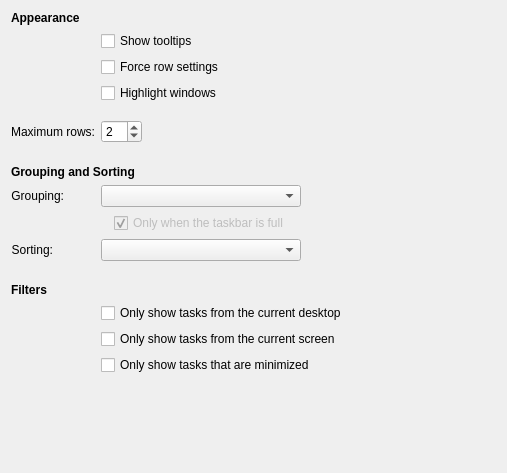
Above: plasma/desktop/applets/tasks/tasksConfig.ui from mgottschlag/kwin-tiling before the change. Below: the same form after it.
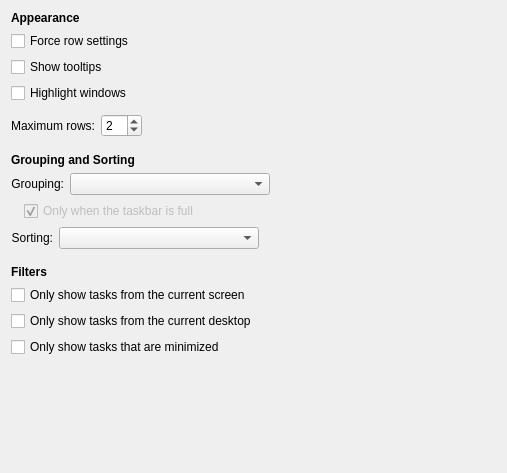
That is the form after the change. Custom widgets are drawn as their Qt base class.

Commit message: Save screen space

Patch:
```diff
--- a/plasma/desktop/applets/tasks/tasksConfig.ui
+++ b/plasma/desktop/applets/tasks/tasksConfig.ui
@@ -10,22 +10,42 @@
     <height>473</height>
    </rect>
   </property>
-  <layout class="QFormLayout" name="formLayout">
-   <item row="4" column="1">
+  <layout class="QVBoxLayout" name="verticalLayout">
+   <item>
+    <widget class="QLabel" name="label_5">
+     <property name="font">
+      <font>
+       <weight>75</weight>
+       <bold>true</bold>
+      </font>
+     </property>
+     <property name="text">
+      <string>Appearance</string>
+     </property>
+    </widget>
+   </item>
+   <item>
     <widget class="QCheckBox" name="fillRows">
      <property name="text">
       <string>Force row settings</string>
      </property>
     </widget>
    </item>
-   <item row="6" column="1">
+   <item>
+    <widget class="QCheckBox" name="showTooltip">
+     <property name="text">
+      <string>Show tooltips</string>
+     </property>
+    </widget>
+   </item>
+   <item>
     <widget class="QCheckBox" name="highlightWindows">
      <property name="text">
       <string>Highlight windows</string>
      </property>
     </widget>
    </item>
-   <item row="7" column="1">
+   <item>
     <spacer name="verticalSpacer_6">
      <property name="orientation">
       <enum>Qt::Vertical</enum>
@@ -41,8 +61,21 @@
      </property>
     </spacer>
    </item>
-   <item row="9" column="1">
+   <item>
     <layout class="QHBoxLayout" name="horizontalLayout">
+     <item>
+      <widget class="QLabel" name="label_3">
+       <property name="text">
+        <string>Maximum rows:</string>
+       </property>
+       <property name="alignment">
+        <set>Qt::AlignRight|Qt::AlignTrailing|Qt::AlignVCenter</set>
+       </property>
+       <property name="buddy">
+        <cstring>maxRows</cstring>
+       </property>
+      </widget>
+     </item>
      <item>
       <widget class="KIntSpinBox" name="maxRows">
        <property name="minimum">
@@ -68,8 +101,50 @@
      </item>
     </layout>
    </item>
-   <item row="14" column="1">
+   <item>
+    <spacer name="verticalSpacer_2">
+     <property name="orientation">
+      <enum>Qt::Vertical</enum>
+     </property>
+     <property name="sizeType">
+      <enum>QSizePolicy::Fixed</enum>
+     </property>
+     <property name="sizeHint" stdset="0">
+      <size>
+       <width>64</width>
+       <height>10</height>
+      </size>
+     </property>
+    </spacer>
+   </item>
+   <item>
+    <widget class="QLabel" name="label_6">
+     <property name="font">
+      <font>
+       <weight>75</weight>
+       <bold>true</bold>
+      </font>
+     </property>
+     <property name="text">
+      <string>Grouping and Sorting</string>
+     </property>
+    </widget>
+   </item>
+   <item>
     <layout class="QHBoxLayout" name="horizontalLayout_2">
+     <item>
+      <widget class="QLabel" name="label">
+       <property name="text">
+        <string>Grouping:</string>
+       </property>
+       <property name="alignment">
+        <set>Qt::AlignRight|Qt::AlignTrailing|Qt::AlignVCenter</set>
+       </property>
+       <property name="buddy">
+        <cstring>groupingStrategy</cstring>
+       </property>
+      </widget>
+     </item>
      <item>
       <widget class="QComboBox" name="groupingStrategy">
        <property name="minimumSize">
@@ -95,7 +170,7 @@
      </item>
     </layout>
    </item>
-   <item row="15" column="1">
+   <item>
     <layout class="QHBoxLayout" name="horizontalLayout_4">
      <item>
       <spacer name="horizontalSpacer">
@@ -128,21 +203,21 @@
      </item>
     </layout>
    </item>
-   <item row="16" column="0">
-    <widget class="QLabel" name="label_2">
-     <property name="text">
-      <string>Sorting:</string>
-     </property>
-     <property name="alignment">
-      <set>Qt::AlignRight|Qt::AlignTrailing|Qt::AlignVCenter</set>
-     </property>
-     <property name="buddy">
-      <cstring>sortingStrategy</cstring>
-     </property>
-    </widget>
-   </item>
-   <item row="16" column="1">
+   <item>
     <layout class="QHBoxLayout" name="horizontalLayout_3">
+     <item>
+      <widget class="QLabel" name="label_2">
+       <property name="text">
+        <string>Sorting:</string>
+       </property>
+       <property name="alignment">
+        <set>Qt::AlignRight|Qt::AlignTrailing|Qt::AlignVCenter</set>
+       </property>
+       <property name="buddy">
+        <cstring>sortingStrategy</cstring>
+       </property>
+      </widget>
+     </item>
      <item>
       <widget class="QComboBox" name="sortingStrategy">
        <property name="minimumSize">
@@ -168,7 +243,7 @@
      </item>
     </layout>
    </item>
-   <item row="17" column="1">
+   <item>
     <spacer name="verticalSpacer_4">
      <property name="orientation">
       <enum>Qt::Vertical</enum>
@@ -184,20 +259,7 @@
      </property>
     </spacer>
    </item>
-   <item row="22" column="1">
-    <spacer name="verticalSpacer">
-     <property name="orientation">
-      <enum>Qt::Vertical</enum>
-     </property>
-     <property name="sizeHint" stdset="0">
-      <size>
-       <width>0</width>
-       <height>5</height>
-      </size>
-     </property>
-    </spacer>
-   </item>
-   <item row="18" column="0" colspan="2">
+   <item>
     <widget class="QLabel" name="label_4">
      <property name="font">
       <font>
@@ -210,102 +272,40 @@
      </property>
     </widget>
    </item>
-   <item row="11" column="0" colspan="2">
-    <widget class="QLabel" name="label_6">
-     <property name="font">
-      <font>
-       <weight>75</weight>
-       <bold>true</bold>
-      </font>
-     </property>
-     <property name="text">
-      <string>Grouping and Sorting</string>
-     </property>
-    </widget>
-   </item>
-   <item row="0" column="0" colspan="2">
-    <widget class="QLabel" name="label_5">
-     <property name="font">
-      <font>
-       <weight>75</weight>
-       <bold>true</bold>
-      </font>
-     </property>
-     <property name="text">
-      <string>Appearance</string>
-     </property>
-    </widget>
-   </item>
-   <item row="9" column="0">
-    <widget class="QLabel" name="label_3">
-     <property name="text">
-      <string>Maximum rows:</string>
-     </property>
-     <property name="alignment">
-      <set>Qt::AlignRight|Qt::AlignTrailing|Qt::AlignVCenter</set>
-     </property>
-     <property name="buddy">
-      <cstring>maxRows</cstring>
-     </property>
-    </widget>
-   </item>
-   <item row="14" column="0">
-    <widget class="QLabel" name="label">
-     <property name="text">
-      <string>Grouping:</string>
-     </property>
-     <property name="alignment">
-      <set>Qt::AlignRight|Qt::AlignTrailing|Qt::AlignVCenter</set>
-     </property>
-     <property name="buddy">
-      <cstring>groupingStrategy</cstring>
-     </property>
-    </widget>
-   </item>
-   <item row="10" column="0">
-    <spacer name="verticalSpacer_2">
-     <property name="orientation">
-      <enum>Qt::Vertical</enum>
-     </property>
-     <property name="sizeType">
-      <enum>QSizePolicy::Fixed</enum>
-     </property>
-     <property name="sizeHint" stdset="0">
-      <size>
-       <width>64</width>
-       <height>10</height>
-      </size>
-     </property>
-    </spacer>
-   </item>
-   <item row="2" column="1">
-    <widget class="QCheckBox" name="showTooltip">
-     <property name="text">
-      <string>Show tooltips</string>
-     </property>
-    </widget>
-   </item>
-   <item row="19" column="1">
-    <widget class="QCheckBox" name="showOnlyCurrentDesktop">
-     <property name="text">
-      <string>Only show tasks from the current desktop</string>
-     </property>
-    </widget>
-   </item>
-   <item row="20" column="1">
+   <item>
     <widget class="QCheckBox" name="showOnlyCurrentScreen">
      <property name="text">
       <string>Only show tasks from the current screen</string>
      </property>
     </widget>
    </item>
-   <item row="21" column="1">
+   <item>
+    <widget class="QCheckBox" name="showOnlyCurrentDesktop">
+     <property name="text">
+      <string>Only show tasks from the current desktop</string>
+     </property>
+    </widget>
+   </item>
+   <item>
     <widget class="QCheckBox" name="showOnlyMinimized">
      <property name="text">
       <string>Only show tasks that are minimized</string>
      </property>
     </widget>
    </item>
+   <item>
+    <spacer name="verticalSpacer">
+     <property name="orientation">
+      <enum>Qt::Vertical</enum>
+     </property>
+     <property name="sizeHint" stdset="0">
+      <size>
+       <width>0</width>
+       <height>5</height>
+      </size>
+     </property>
+    </spacer>
+   </item>
   </layout>
  </widget>
  <customwidgets>
```
